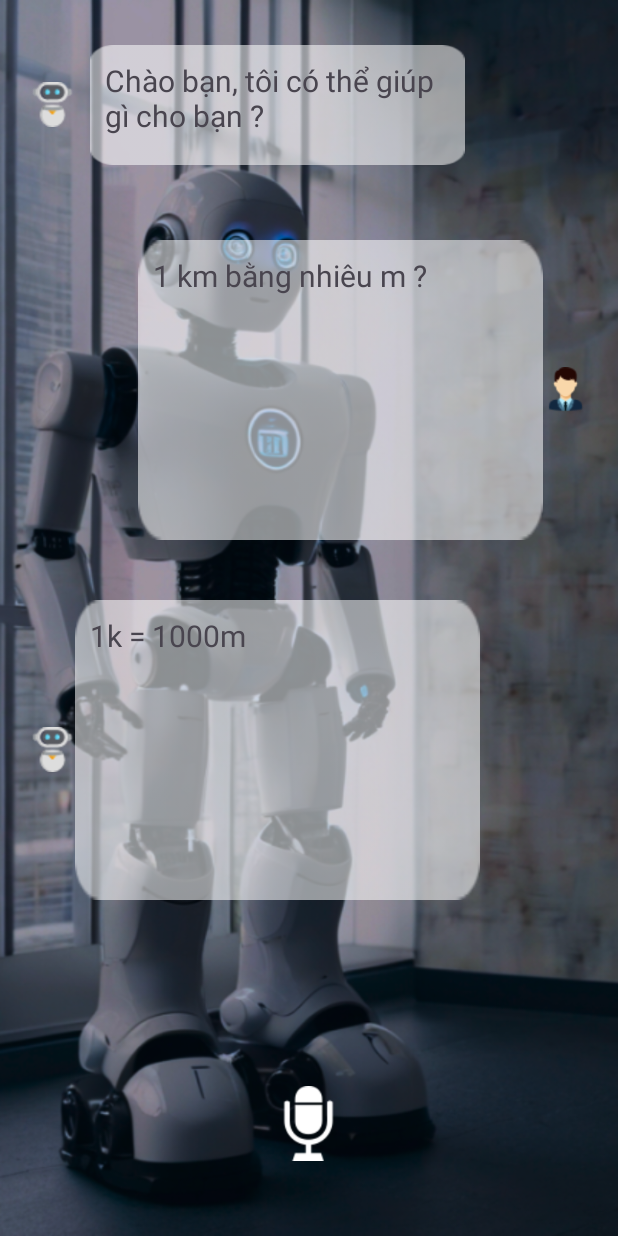
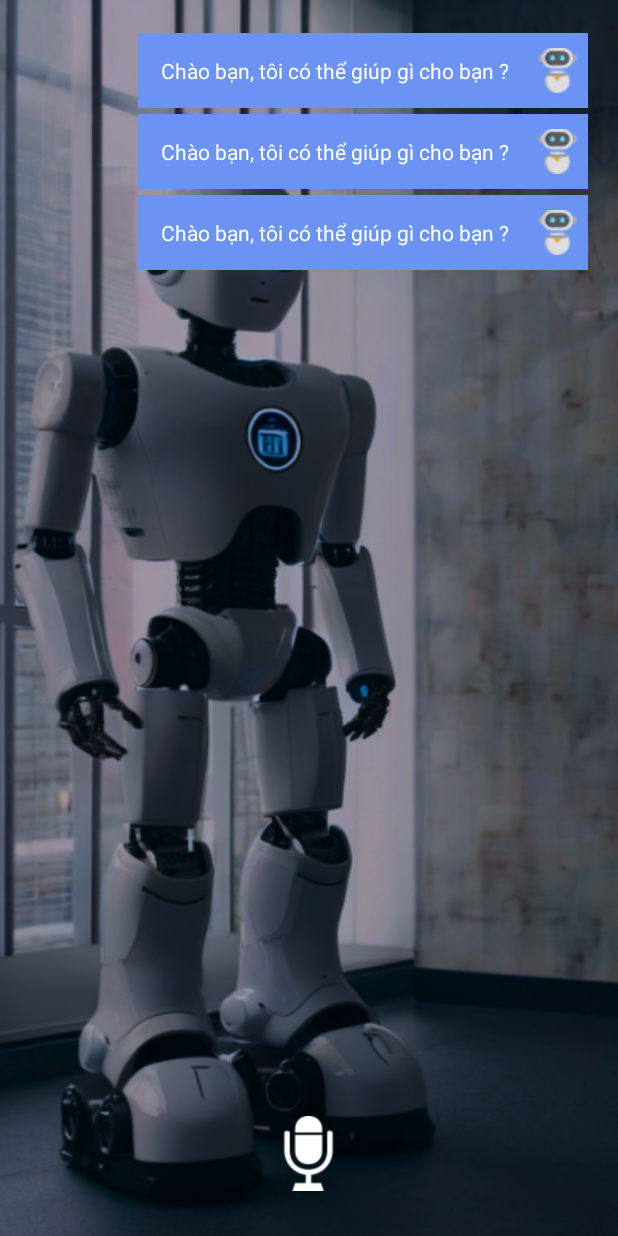
Before and after one commit to dinhlong2704/project2, an Android app: the layout m011_chat.xml on its own in the app's theme, with its tools: preview values and no code run, on a phone screen of 412 x 824 dp. Run offline under Robolectric (Android 15) with nearby library versions, the phone set to English and light mode, and no system bars.

Commit message:
demo STT

```diff
--- a/app/src/main/AndroidManifest.xml
+++ b/app/src/main/AndroidManifest.xml
@@ -5,7 +5,7 @@
     <uses-permission android:name="android.permission.INTERNET" />
     <uses-permission android:name="android.permission.ACCESS_COARSE_LOCATION" />
     <uses-permission android:name="android.permission.ACCESS_FINE_LOCATION" />
-
+    <uses-permission android:name="com.android.alarm.permission.SET_ALARM"/>
     <application
         android:name="com.example.projectfinal.App"
         android:allowBackup="true"
--- /dev/null
+++ b/app/src/main/res/layout/item_msg_right.xml
@@ -0,0 +1,36 @@
+<?xml version="1.0" encoding="utf-8"?>
+<FrameLayout xmlns:android="http://schemas.android.com/apk/res/android"
+    xmlns:tools="http://schemas.android.com/tools"
+    android:layout_width="match_parent"
+    android:layout_height="wrap_content"
+    android:layout_marginVertical="2dp"
+    android:orientation="horizontal"
+    tools:ignore="UseCompoundDrawables">
+
+    <LinearLayout
+        android:layout_width="300dp"
+        android:layout_height="wrap_content"
+        android:layout_gravity="end"
+        android:background="@color/blueLight"
+        android:orientation="horizontal"
+        android:padding="5dp"
+        tools:ignore="UseCompoundDrawables,UselessParent">
+
+
+        <TextView
+            android:layout_width="0dp"
+            android:layout_height="wrap_content"
+            android:layout_weight="1"
+            android:padding="10dp"
+            android:text="@string/txt_greeting"
+            android:textColor="@color/white"
+            android:textSize="14sp" />
+
+        <ImageView
+            android:layout_width="30dp"
+            android:layout_height="30dp"
+            android:layout_gravity="center_vertical"
+            android:src="@mipmap/ic_chat"
+            tools:ignore="ContentDescription" />
+    </LinearLayout>
+</FrameLayout>
--- a/app/src/main/res/layout/m011_chat.xml
+++ b/app/src/main/res/layout/m011_chat.xml
@@ -1,90 +1,27 @@
 <?xml version="1.0" encoding="utf-8"?>
 <LinearLayout xmlns:android="http://schemas.android.com/apk/res/android"
+    xmlns:tools="http://schemas.android.com/tools"
     android:layout_width="match_parent"
     android:layout_height="match_parent"
     android:background="@mipmap/bg_chat"
     android:orientation="vertical">
 
-    <TableRow
-        android:layout_width="300dp"
-        android:layout_height="100dp"
-        android:layout_margin="20dp">
-
-        <ImageView
-            android:layout_width="30dp"
-            android:layout_height="30dp"
-            android:layout_gravity="center_vertical"
-            android:src="@mipmap/ic_chat" />
-
-        <TextView
-            android:layout_width="match_parent"
-            android:layout_height="match_parent"
-            android:layout_margin="10dp"
-            android:background="@mipmap/bg_chat_detail"
-            android:padding="10dp"
-            android:text="@string/txt_greeting"
-            android:textSize="20sp" />
-
-    </TableRow>
-
-    <TableRow
-        android:layout_width="300dp"
-        android:layout_height="200dp"
-        android:layout_gravity="end"
-        android:layout_margin="20dp">
-
-        <TextView
-            android:id="@+id/tv_request"
-            android:layout_width="270dp"
-            android:layout_height="match_parent"
-            android:background="@mipmap/bg_chat_detail"
-            android:padding="10dp"
-            android:text="@string/txt_request"
-            android:textSize="20sp" />
-
-        <ImageView
-            android:layout_width="30dp"
-            android:layout_height="30dp"
-            android:layout_gravity="center_vertical"
-            android:layout_weight="1"
-            android:src="@mipmap/ic_user" />
-
-    </TableRow>
-
-    <TableRow
-        android:layout_width="300dp"
-        android:layout_height="200dp"
-        android:layout_margin="20dp">
-
-        <ImageView
-            android:layout_width="30dp"
-            android:layout_height="30dp"
-            android:layout_gravity="center_vertical"
-            android:layout_weight="1"
-            android:src="@mipmap/ic_chat" />
-
-        <TextView
-            android:id="@+id/tv_feedback"
-            android:layout_width="270dp"
-            android:layout_height="match_parent"
-            android:background="@mipmap/bg_chat_detail"
-            android:padding="10dp"
-            android:text="@string/txt_feedback"
-            android:textSize="20sp" />
-
-
-    </TableRow>
-    <View
+    <androidx.recyclerview.widget.RecyclerView
+        android:id="@+id/listMsg"
         android:layout_width="match_parent"
-        android:layout_height="match_parent"
-        android:layout_weight="1" />
+        android:layout_height="0dp"
+        android:layout_weight="1"
+        tools:listitem="@layout/item_msg_right"
+        android:padding="20dp" />
 
     <ImageView
         android:id="@+id/iv_micro"
         android:layout_width="50dp"
         android:layout_height="70dp"
         android:layout_gravity="center_horizontal"
-        android:layout_marginBottom="40dp"
-        android:src="@mipmap/ic_micro" />
+        android:layout_marginTop="20dp"
+        android:layout_marginBottom="20dp"
+        android:src="@mipmap/ic_micro"
+        tools:ignore="ContentDescription" />
 
 </LinearLayout>
--- a/app/src/main/res/values/colors.xml
+++ b/app/src/main/res/values/colors.xml
@@ -6,5 +6,6 @@
     <color name="green">#44BB18</color>
     <color name="gray">#857E7D</color>
     <color name="blue">#001036</color>
+    <color name="blueLight">#6A93F4</color>
     <color name="trongsuot">#00F44336</color>
 </resources>
```
Also changed, not shown: app/src/main/java/com/example/projectfinal/view/act/STTActivity.java (+43 -30 lines), app/src/main/java/com/example/projectfinal/view/frg/HomeFrag.java (+2 -6 lines), app/src/main/java/com/example/projectfinal/view/frg/M000SplashFrag.java (+3 -10 lines), app/src/main/res/layout/item_msg_left.xml (added, +36 -0 lines).
